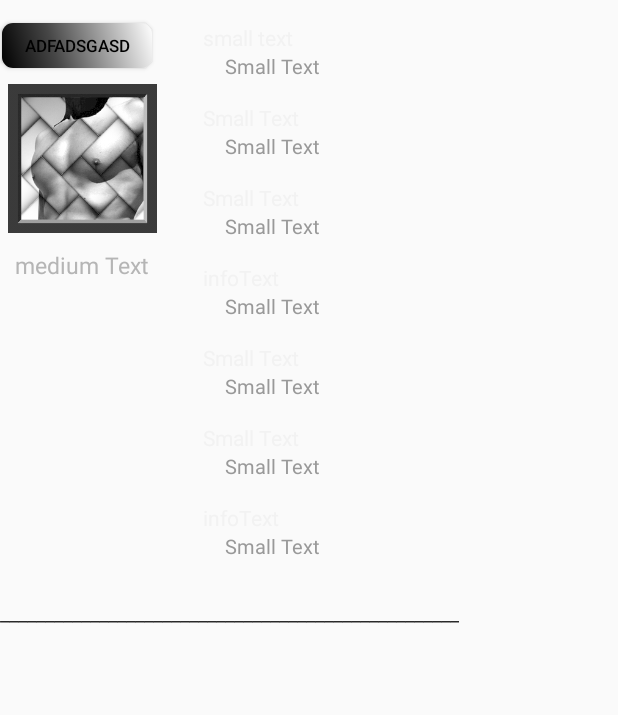
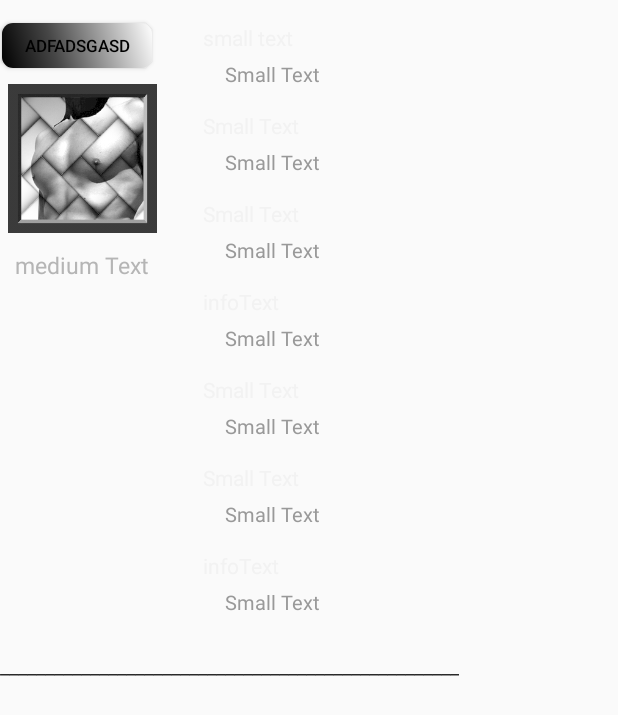
Before and after one commit to sankaL/Goals, an Android app: the layout monthlylog_custom_row.xml on its own in the app's theme, with its tools: preview values and no code run, on a phone screen of 412 x 824 dp. Shown: the top 715 px of the screen. Run offline under Robolectric (Android 15) with nearby library versions, the phone set to English and light mode, and no system bars; Roboto replaces fonts that are not available here.

Commit message:
changed text padding for cario/weight log

```diff
--- a/app/src/main/res/layout/monthlylog_custom_row.xml
+++ b/app/src/main/res/layout/monthlylog_custom_row.xml
@@ -95,7 +95,8 @@
                         android:layout_marginLeft="20dp"
                         android:layout_marginRight="5dp"
                         android:textColor="#999999"
-                        android:textSize="13dp" />
+                        android:textSize="13dp"
+                        android:layout_marginTop="5dp" />
                 </LinearLayout>
 
                 <LinearLayout
@@ -124,7 +125,8 @@
                         android:layout_marginLeft="20dp"
                         android:layout_marginRight="5dp"
                         android:textColor="#999999"
-                        android:textSize="13dp" />
+                        android:textSize="13dp"
+                        android:layout_marginTop="5dp" />
                 </LinearLayout>
 
                 <LinearLayout
@@ -153,7 +155,8 @@
                         android:layout_marginLeft="20dp"
                         android:layout_marginRight="5dp"
                         android:textColor="#999999"
-                        android:textSize="13dp" />
+                        android:textSize="13dp"
+                        android:layout_marginTop="5dp" />
                 </LinearLayout>
 
                 <LinearLayout
@@ -182,7 +185,8 @@
                         android:layout_marginLeft="20dp"
                         android:layout_marginRight="5dp"
                         android:textColor="#999999"
-                        android:textSize="13dp" />
+                        android:textSize="13dp"
+                        android:layout_marginTop="5dp" />
                 </LinearLayout>
 
                 <LinearLayout
@@ -211,7 +215,8 @@
                         android:layout_marginLeft="20dp"
                         android:layout_marginRight="5dp"
                         android:textColor="#999999"
-                        android:textSize="13dp" />
+                        android:textSize="13dp"
+                        android:layout_marginTop="5dp" />
                 </LinearLayout>
 
                 <LinearLayout
@@ -240,7 +245,8 @@
                         android:layout_marginLeft="20dp"
                         android:layout_marginRight="5dp"
                         android:textColor="#999999"
-                        android:textSize="13dp" />
+                        android:textSize="13dp"
+                        android:layout_marginTop="5dp" />
                 </LinearLayout>
 
                 <LinearLayout
@@ -269,7 +275,8 @@
                         android:layout_marginLeft="20dp"
                         android:layout_marginRight="5dp"
                         android:textColor="#999999"
-                        android:textSize="13dp" />
+                        android:textSize="13dp"
+                        android:layout_marginTop="5dp" />
                 </LinearLayout>
             </LinearLayout>
 
```
Also changed, not shown: app/src/main/res/layout/monthlylog_cardio_custom_row.xml (+5 -5 lines), 1 other file.
